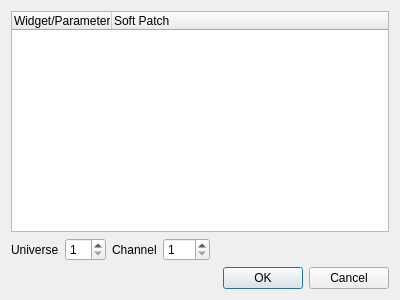
Above: ui/src/virtualconsole/vcmultipatcheditor.ui from filipolszewsk/qlcplus before the change. Below: the same form after it.
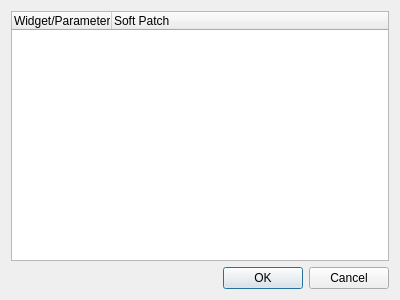
That is the form after the change.

Commit message:
feat(VC): Improve multi-patch editor auto-increment logic
- The last edited item in a selection now sets the starting address.
- All selected items are incrementally patched starting from that address.
- This provides a more intuitive workflow for bulk editing.

Patch:
```diff
--- a/ui/src/virtualconsole/vcmultipatcheditor.ui
+++ b/ui/src/virtualconsole/vcmultipatcheditor.ui
@@ -28,54 +28,6 @@
      </column>
     </widget>
    </item>
-   <item>
-    <layout class="QHBoxLayout" name="horizontalLayout">
-     <item>
-      <widget class="QLabel" name="label">
-       <property name="text">
-        <string>Universe</string>
-       </property>
-      </widget>
-     </item>
-     <item>
-      <widget class="QSpinBox" name="m_uniSpin">
-       <property name="minimum">
-        <number>1</number>
-       </property>
-      </widget>
-     </item>
-     <item>
-      <widget class="QLabel" name="label_2">
-       <property name="text">
-        <string>Channel</string>
-       </property>
-      </widget>
-     </item>
-     <item>
-      <widget class="QSpinBox" name="m_chSpin">
-       <property name="minimum">
-        <number>1</number>
-       </property>
-       <property name="maximum">
-        <number>512</number>
-       </property>
-      </widget>
-     </item>
-     <item>
-      <spacer name="horizontalSpacer">
-       <property name="orientation">
-        <enum>Qt::Horizontal</enum>
-       </property>
-       <property name="sizeHint" stdset="0">
-        <size>
-         <width>40</width>
-         <height>20</height>
-        </size>
-       </property>
-      </spacer>
-     </item>
-    </layout>
-   </item>
    <item>
     <widget class="QDialogButtonBox" name="m_buttonBox">
      <property name="orientation">
```
Left out of the diff: 3 changed lines with no effect on the pictures. The commit also changes 1 other file.
